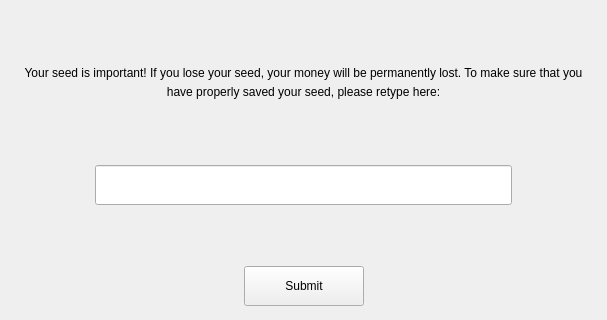
The window that windows/c_newseedtest.ui (0xkobe/mwc-wallet) describes before a commit, drawn with Qt 5; both pictures show x 0 to 607 and y 0 to 320 of the 607 by 511 pixel window.
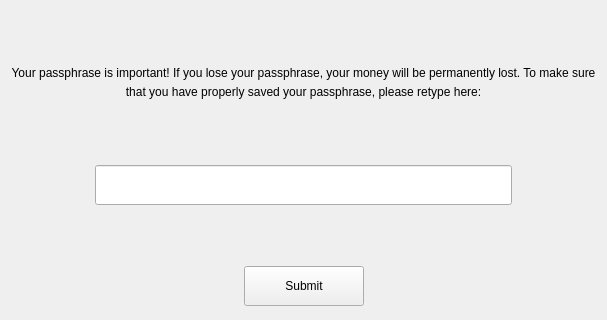
The same window after the commit. Custom widgets are drawn as their Qt base class.

Patch:
```diff
--- a/windows/c_newseedtest.ui
+++ b/windows/c_newseedtest.ui
@@ -35,7 +35,7 @@
 p, li { white-space: pre-wrap; }
 &lt;/style&gt;&lt;/head&gt;&lt;body style=&quot;line-height:138%;&quot;&gt;
 &lt;p&gt;
-Your seed is important! If you lose your seed, your money will be permanently lost. To make sure that you have properly saved your seed, please retype here:&lt;/p&gt;&lt;/body&gt;&lt;/html&gt;</string>
+Your passphrase is important! If you lose your passphrase, your money will be permanently lost. To make sure that you have properly saved your passphrase, please retype here:&lt;/p&gt;&lt;/body&gt;&lt;/html&gt;</string>
      </property>
      <property name="alignment">
       <set>Qt::AlignCenter</set>
```
